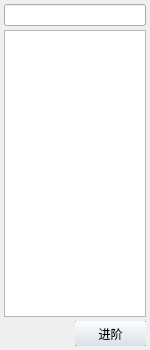
Old version of the form ui_advance.ui in the repository lingcraft/mole.
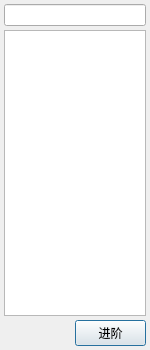
New version of the form.

Commit message: - 修复：修复刷新游戏后，由于未清理命令桥和旧 swf 和之间的僵尸 socket 连接，导致连上新的后，命令桥和多个 swf 连接，从而发送的命令部分被僵尸 socket 消费从而没有执行游戏内命令的问题，现在连接到新 swf 后会自动清理旧连接 - 优化：现在使用 QT 的 Fusion 样式，从而解决 Win10 和 Win11 渲染差异导致的界面元素有像素错位的问题 - 优化：微调界面所有控件的位置，以适配 Fusion 样式渲染效果

The edit to the form file:
```diff
--- a/ui_advance.ui
+++ b/ui_advance.ui
@@ -92,11 +92,6 @@
          <height>25</height>
         </size>
        </property>
-       <property name="styleSheet">
-        <string notr="true">QPushButton {
-    margin: -1px;
-}</string>
-       </property>
        <property name="text">
         <string>进阶</string>
        </property>
```
The commit also changes 7 other files.
